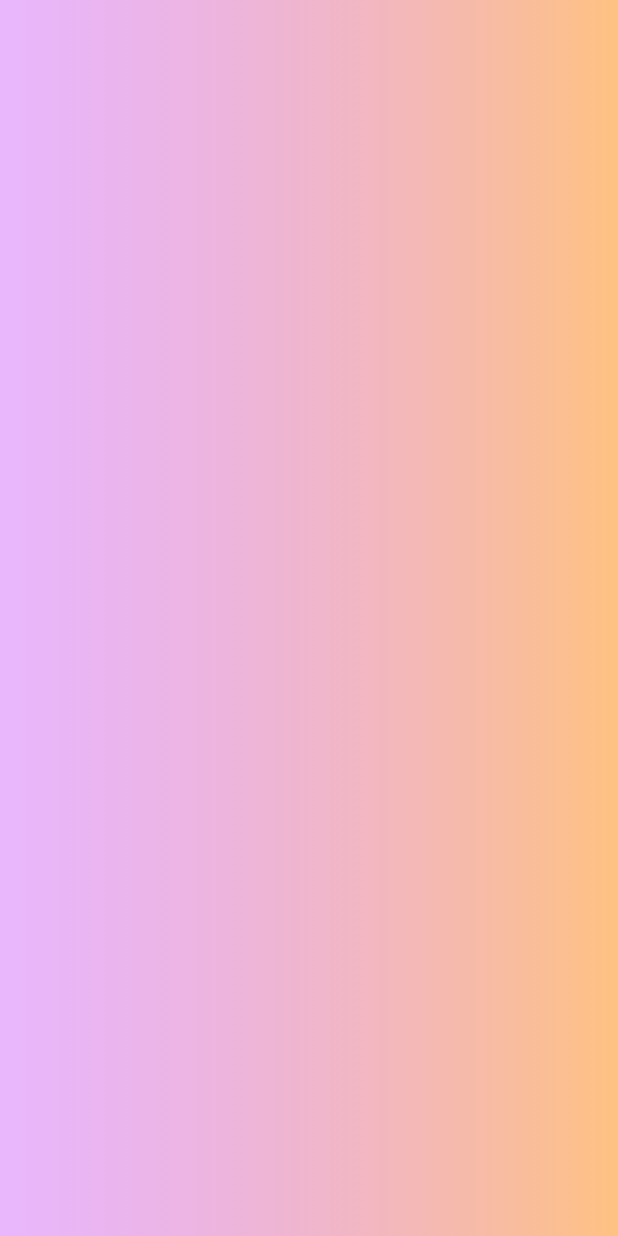
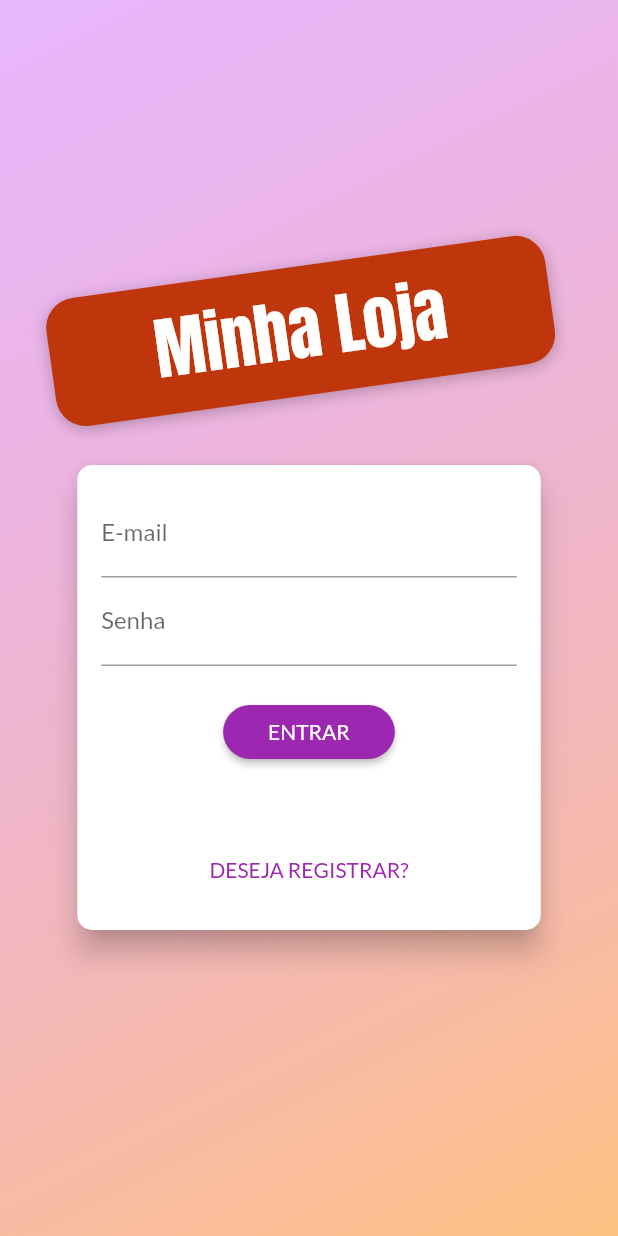
Before and after one commit to HenriqueCisi/project_state_store, a Flutter app: the screen it shows after launch, on a phone screen of 412 x 824 dp. Run offline on Flutter 3.47's test engine with Material 2 defaults, Android fonts, the phone set to English and light mode, and no system bars.

Commit message:
adds login screen

```diff
--- /dev/null
+++ b/lib/components/auth_form.dart
@@ -0,0 +1,150 @@
+import 'package:flutter/material.dart';
+
+enum AuthMode { Signup, Login }
+
+class AuthForm extends StatefulWidget {
+  const AuthForm({super.key});
+
+  @override
+  State<AuthForm> createState() => _AuthFormState();
+}
+
+class _AuthFormState extends State<AuthForm> {
+  AuthMode _authMode = AuthMode.Login;
+
+  Map<String, String> _authData = {'email': '', 'password': ''};
+
+  final _passwordController = TextEditingController();
+
+  final _formKey = GlobalKey<FormState>();
+
+  bool isLoading = false;
+
+  void _submitForm() {
+    final isValid = _formKey.currentState?.validate() ?? false ;
+
+
+    if(!isValid){
+      return;
+    }
+
+    setState(() {
+      isLoading = true;
+    });
+
+    _formKey.currentState?.save();
+
+
+    if(isLogin()){
+      //LOGAR
+    }
+    else{
+      //REGISTRAR
+    }
+
+    setState(() {
+      isLoading = true;
+    });
+  }
+
+  bool isLogin() => _authMode == AuthMode.Login;
+  bool isSignup() => _authMode == AuthMode.Signup;
+
+  void _switchAuthMode() {
+    setState(() {
+      if (isLogin()) {
+        _authMode = AuthMode.Signup;
+        return;
+      }
+
+      if (isSignup()) {
+        _authMode = AuthMode.Login;
+        return;
+      }
+    });
+  }
+
+  @override
+  Widget build(BuildContext context) {
+    final deviceSize = MediaQuery.of(context).size;
+
+    return Card(
+      elevation: 8,
+      shape: RoundedRectangleBorder(borderRadius: BorderRadius.circular(10)),
+      child: Container(
+          padding: const EdgeInsets.all(16),
+          height: isLogin() ? 310 : 400,
+          width: deviceSize.width * 0.75,
+          child: Form(
+            key: _formKey,
+            child: Column(
+              children: [
+                TextFormField(
+                  decoration: const InputDecoration(labelText: 'E-mail'),
+                  keyboardType: TextInputType.emailAddress,
+                  onSaved: (email) => _authData['email'] = email ?? '',
+                  validator: (emailTyped) {
+                    final email = emailTyped ?? '';
+
+                    if (email.trim().isEmpty || !email.contains('@')) {
+                      return 'Digite um email válido';
+                    }
+                    return null;
+                  },
+                ),
+                TextFormField(
+                  decoration: const InputDecoration(labelText: 'Senha'),
+                  keyboardType: TextInputType.emailAddress,
+                  obscureText: true,
+                  onSaved: (password) => _authData['password'] = password ?? '',
+                  controller: _passwordController,
+                  validator: (passwordTyped) {
+                    final password = passwordTyped ?? '';
+
+                    if (password.isEmpty || password.length < 5) {
+                      return 'Digite uma senha válida';
+                    }
+
+                    return null;
+                  },
+                ),
+                if (isSignup())
+                  TextFormField(
+                    decoration:
+                        const InputDecoration(labelText: 'Confirmar senha'),
+                    keyboardType: TextInputType.emailAddress,
+                    obscureText: true,
+                    validator: isLogin()
+                        ? null
+                        : (passwordConfirmation) {
+                            final password = passwordConfirmation ?? '';
+
+                            if (password != _passwordController.text) {
+                              return 'Senhas divergentes';
+                            }
+
+                            return null;
+                          },
+                  ),
+                const SizedBox(height: 20),
+                isLoading
+                    ? const CircularProgressIndicator()
+                    : ElevatedButton(
+                        style: ElevatedButton.styleFrom(
+                            shape: RoundedRectangleBorder(
+                                borderRadius: BorderRadius.circular(30)),
+                            padding: const EdgeInsets.symmetric(
+                                horizontal: 30, vertical: 8)),
+                        onPressed: _submitForm,
+                        child: Text(isLogin() ? 'ENTRAR' : 'REGISTRAR')),
+                Spacer(),
+                TextButton(
+                    onPressed: () => _switchAuthMode(),
+                    child: Text(
+                        isLogin() ? 'DESEJA REGISTRAR?' : 'JÁ POSSUI CONTA?'))
+              ],
+            ),
+          )),
+    );
+  }
+}
--- a/lib/main.dart
+++ b/lib/main.dart
@@ -32,7 +32,7 @@ class MyApp extends StatelessWidget {
         theme: ThemeData(
             fontFamily: 'Lato',
             colorScheme: ColorScheme.fromSwatch(primarySwatch: Colors.purple)
-                .copyWith(secondary: Colors.deepOrange)),
+                .copyWith(secondary: const Color.fromARGB(255, 255, 255, 255))),
         routes: {
           AppRoutes.AUTH: (context) => const AuthPage(),
           AppRoutes.HOME: (context) => const ProductsOverviewPage(),
--- a/lib/pages/auth_page.dart
+++ b/lib/pages/auth_page.dart
@@ -1,6 +1,7 @@
+import 'dart:math';
+
 import 'package:flutter/material.dart';
-import 'package:flutter/src/widgets/framework.dart';
-import 'package:flutter/src/widgets/placeholder.dart';
+import 'package:project_state_store/components/auth_form.dart';
 
 class AuthPage extends StatelessWidget {
   const AuthPage({super.key});
@@ -14,11 +15,38 @@ class AuthPage extends StatelessWidget {
               gradient: LinearGradient(colors: [
             Color.fromRGBO(215, 117, 255, 0.5),
             Color.fromRGBO(255, 188, 117, 0.9),
-          ])),
+          ], begin: Alignment.topLeft, end: Alignment.bottomRight)),
         ),
-        Container(
-          width:  double.infinity,
-          child: Column(children: []),
+        SizedBox(
+          width: double.infinity,
+          child: Column(
+              mainAxisAlignment: MainAxisAlignment.center,
+              crossAxisAlignment: CrossAxisAlignment.center,
+              children: [
+                Container(
+                  margin: const EdgeInsets.only(bottom: 20),
+                  padding:
+                      const EdgeInsets.symmetric(vertical: 10, horizontal: 70),
+                  transform: Matrix4.rotationZ(-8 * pi / 180)..translate(-10.0),
+                  decoration: BoxDecoration(
+                      borderRadius: BorderRadius.circular(20),
+                      color: Colors.deepOrange.shade900,
+                      boxShadow: const [
+                        BoxShadow(
+                            blurRadius: 8,
+                            color: Colors.black26,
+                            offset: Offset(0, 2))
+                      ]),
+                  child: Text(
+                    'Minha Loja',
+                    style: TextStyle(
+                        fontSize: 45,
+                        fontFamily: 'Anton',
+                        color: Theme.of(context).colorScheme.secondary),
+                  ),
+                ),
+                const AuthForm()
+              ]),
         )
       ]),
     );
```
